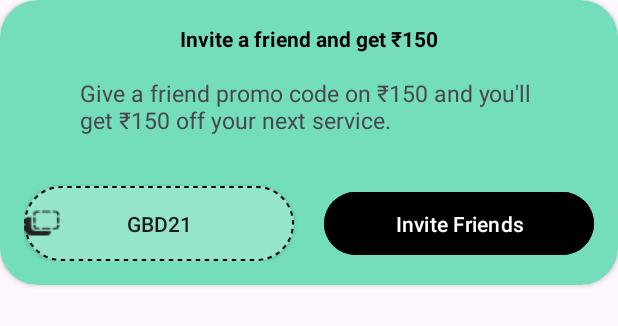
After one commit to maithileekarnekar/ui, an Android app: the layout reviews_view.xml on its own in the app's theme, with its tools: preview values and no code run, on a phone screen of 412 x 824 dp. The commit adds this screen. Shown: the top 326 px of the screen. Run offline under Robolectric (Android 15) with nearby library versions, the phone set to English and light mode, and no system bars.

Commit message:
ui going on

```diff
--- a/app/src/main/res/layout/activity_home.xml
+++ b/app/src/main/res/layout/activity_home.xml
@@ -143,7 +143,7 @@
                 app:cardCornerRadius="25dp"
                 app:cardPreventCornerOverlap="true"
                 app:layout_constraintStart_toStartOf="parent"
-                app:layout_constraintTop_toTopOf="parent">
+                app:layout_constraintTop_toBottomOf="@id/imgRepairServices">
 
                 <androidx.constraintlayout.widget.ConstraintLayout
                     android:padding="16dp"
--- /dev/null
+++ b/app/src/main/res/layout/reviews_view.xml
@@ -0,0 +1,60 @@
+<?xml version="1.0" encoding="utf-8"?>
+<androidx.cardview.widget.CardView android:id="@+id/cardView"
+    android:layout_width="match_parent"
+    android:layout_height="190dp"
+    android:padding="16dp"
+    app:cardBackgroundColor="@color/app_accent_color"
+    app:cardCornerRadius="25dp"
+    app:cardPreventCornerOverlap="true"
+    app:layout_constraintStart_toStartOf="parent"
+    app:layout_constraintTop_toBottomOf="@id/imgRepairServices"
+    xmlns:android="http://schemas.android.com/apk/res/android"
+    xmlns:app="http://schemas.android.com/apk/res-auto">
+
+    <androidx.constraintlayout.widget.ConstraintLayout
+        android:padding="16dp"
+        android:layout_width="match_parent"
+        android:layout_height="match_parent">
+
+        <TextView
+            android:id="@+id/txtInviteFriend"
+            android:layout_width="wrap_content"
+            android:layout_height="wrap_content"
+            android:text="@string/invite_a_friend_and_get_u20b9150"
+            android:textColor="@color/text_color"
+            android:textStyle="bold"
+            app:layout_constraintEnd_toEndOf="parent"
+            app:layout_constraintStart_toStartOf="parent"
+            app:layout_constraintTop_toTopOf="parent" />
+
+        <TextView
+            android:id="@+id/txtInviteDescription"
+            android:layout_width="wrap_content"
+            android:layout_marginTop="16dp"
+            android:layout_height="wrap_content"
+            app:layout_constraintTop_toBottomOf="@id/txtInviteFriend"
+            app:layout_constraintEnd_toEndOf="parent"
+            app:layout_constraintStart_toStartOf="parent"
+            android:text="@string/give_a_friend_promo_code_on_u20b9150_and_you_ll_get_u20b9150_off_your_next_service"
+            android:textSize="15sp" />
+
+        <androidx.appcompat.widget.AppCompatButton
+            android:id="@+id/btnCopyCode"
+            android:text="@string/gbd21"
+            android:background="@drawable/dotted_border"
+            app:layout_constraintStart_toStartOf="parent"
+            app:layout_constraintBottom_toBottomOf="parent"
+            android:layout_width="180dp"
+            android:layout_height="50dp"/>
+
+        <Button
+            android:id="@+id/btnInviteFriends"
+            android:backgroundTint="@color/text_color"
+            android:text="@string/invite_friends"
+            app:layout_constraintEnd_toEndOf="parent"
+            app:layout_constraintBottom_toBottomOf="parent"
+            android:layout_width="180dp"
+            android:layout_height="50dp"/>
+
+    </androidx.constraintlayout.widget.ConstraintLayout>
+</androidx.cardview.widget.CardView>
```
